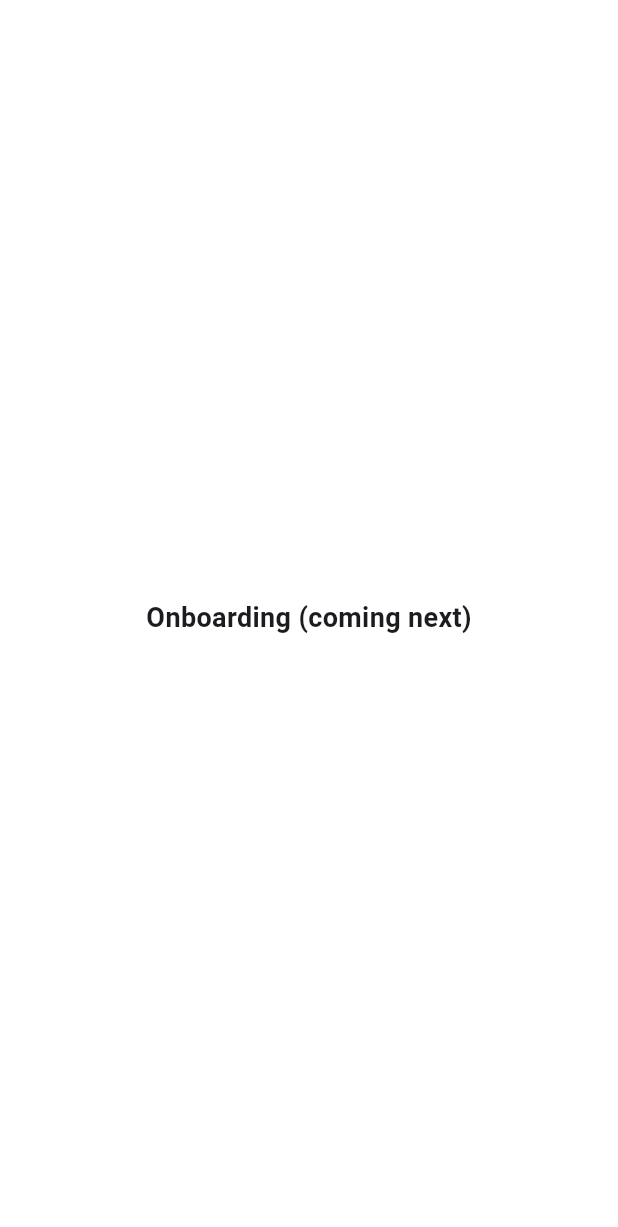
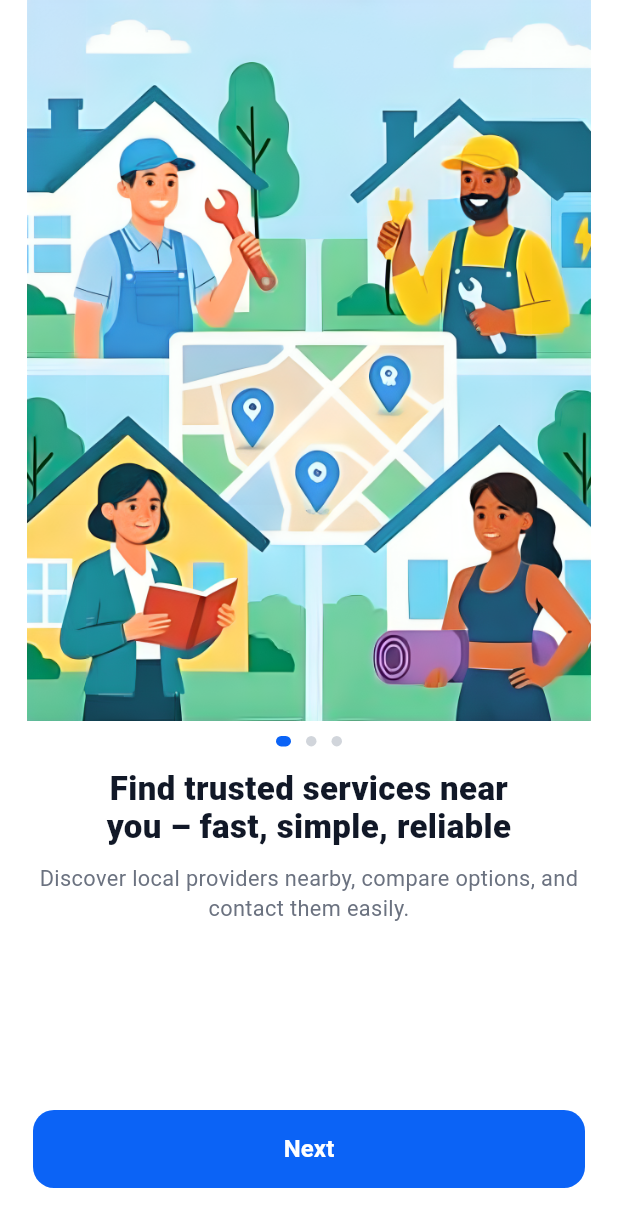
Before and after one commit to rayen-adsi/ALOO_Project, a Flutter app: the screen it shows after launch, on a phone screen of 412 x 824 dp. Shown: the top 1227 px of the screen. Run offline on Flutter 3.47's test engine with Material 3 defaults, Android fonts, the light colour scheme and no system bars; our stand-ins replace shared_preferences.

Commit message:
aloo updates

```diff
--- /dev/null
+++ b/lib/core/storage/local_storage.dart
@@ -0,0 +1,20 @@
+import 'package:shared_preferences/shared_preferences.dart';
+
+class LocalStorage {
+  static const String _onboardingSeenKey = 'onboarding_seen';
+
+  static Future<bool> getOnboardingSeen() async {
+    final prefs = await SharedPreferences.getInstance();
+    return prefs.getBool(_onboardingSeenKey) ?? false;
+  }
+
+  static Future<void> setOnboardingSeen(bool value) async {
+    final prefs = await SharedPreferences.getInstance();
+    await prefs.setBool(_onboardingSeenKey, value);
+  }
+
+  // Useful for testing (optional)
+  static Future<void> resetOnboarding() async {
+    await setOnboardingSeen(false);
+  }
+}
--- a/lib/screens/onboarding_screen.dart
+++ b/lib/screens/onboarding_screen.dart
@@ -1,18 +1,203 @@
 import 'package:flutter/material.dart';
+import '../core/storage/local_storage.dart';
+import 'auth_screen.dart';
 
-class OnboardingScreen extends StatelessWidget {
+class OnboardingScreen extends StatefulWidget {
   const OnboardingScreen({super.key});
 
   @override
+  State<OnboardingScreen> createState() => _OnboardingScreenState();
+}
+
+class _OnboardingScreenState extends State<OnboardingScreen> {
+  final PageController _pageController = PageController();
+  int _index = 0;
+
+  final pages = const [
+    _OnboardingPageData(
+      imagePath: 'assets/images/onboarding1.png',
+      title: 'Find trusted services near\nyou – fast, simple, reliable',
+      subtitle:
+          'Discover local providers nearby, compare options, and contact them easily.',
+      buttonText: 'Next',
+    ),
+    _OnboardingPageData(
+      imagePath: 'assets/images/onboarding2.png',
+      title: 'Chat and book easily',
+      subtitle:
+          'Communicate directly and schedule services with a smooth booking experience.',
+      buttonText: 'Next',
+    ),
+    _OnboardingPageData(
+      imagePath: 'assets/images/onboarding3.png',
+      title: 'Offer your services\nGrow your business',
+      subtitle:
+          'Create your profile, receive requests, and build trust through reviews.',
+      buttonText: 'Get Started',
+    ),
+  ];
+
+  Future<void> _finishOnboarding() async {
+    await LocalStorage.setOnboardingSeen(true);
+
+    if (!mounted) return;
+    Navigator.pushReplacement(
+      context,
+      MaterialPageRoute(builder: (_) => const AuthScreen()),
+    );
+  }
+
+  void _next() {
+    if (_index < pages.length - 1) {
+      _pageController.nextPage(
+        duration: const Duration(milliseconds: 280),
+        curve: Curves.easeOut,
+      );
+    } else {
+      _finishOnboarding();
+    }
+  }
+
+  @override
+  void dispose() {
+    _pageController.dispose();
+    super.dispose();
+  }
+
+  @override
   Widget build(BuildContext context) {
-    return const Scaffold(
+    final data = pages[_index];
+
+    return Scaffold(
       backgroundColor: Colors.white,
-      body: Center(
-        child: Text(
-          'Onboarding (coming next)',
-          style: TextStyle(fontSize: 18, fontWeight: FontWeight.w600),
+      body: SafeArea(
+        child: Column(
+          children: [
+            // Top (illustration)
+            Expanded(
+              flex: 6,
+              child: PageView.builder(
+                controller: _pageController,
+                itemCount: pages.length,
+                onPageChanged: (i) => setState(() => _index = i),
+                itemBuilder: (context, i) {
+                  return Padding(
+                    padding: const EdgeInsets.symmetric(horizontal: 18),
+                    child: Image.asset(
+                      pages[i].imagePath,
+                      fit: BoxFit.contain,
+                    ),
+                  );
+                },
+              ),
+            ),
+
+            // Dots
+            Padding(
+              padding: const EdgeInsets.only(top: 10, bottom: 6),
+              child: Row(
+                mainAxisAlignment: MainAxisAlignment.center,
+                children: List.generate(
+                  pages.length,
+                  (i) => _Dot(active: i == _index),
+                ),
+              ),
+            ),
+
+            // Title + subtitle
+            Expanded(
+              flex: 4,
+              child: Padding(
+                padding: const EdgeInsets.fromLTRB(22, 10, 22, 18),
+                child: Column(
+                  children: [
+                    Text(
+                      data.title,
+                      textAlign: TextAlign.center,
+                      style: const TextStyle(
+                        fontSize: 22,
+                        fontWeight: FontWeight.w800,
+                        height: 1.15,
+                        color: Color(0xFF111827),
+                      ),
+                    ),
+                    const SizedBox(height: 12),
+                    Text(
+                      data.subtitle,
+                      textAlign: TextAlign.center,
+                      style: const TextStyle(
+                        fontSize: 14.5,
+                        height: 1.4,
+                        color: Color(0xFF6B7280),
+                      ),
+                    ),
+                    const Spacer(),
+
+                    // Button
+                    SizedBox(
+                      width: double.infinity,
+                      height: 52,
+                      child: ElevatedButton(
+                        onPressed: _next,
+                        style: ElevatedButton.styleFrom(
+                          backgroundColor: const Color(0xFF0B63F6),
+                          elevation: 0,
+                          shape: RoundedRectangleBorder(
+                            borderRadius: BorderRadius.circular(14),
+                          ),
+                        ),
+                        child: Text(
+                          data.buttonText,
+                          style: const TextStyle(
+                            fontSize: 16,
+                            fontWeight: FontWeight.w700,
+                            color: Colors.white,
+                          ),
+                        ),
+                      ),
+                    ),
+
+                    const SizedBox(height: 14),
+                  ],
+                ),
+              ),
+            ),
+          ],
         ),
       ),
     );
   }
 }
+
+class _Dot extends StatelessWidget {
+  final bool active;
+  const _Dot({required this.active});
+
+  @override
+  Widget build(BuildContext context) {
+    return AnimatedContainer(
+      duration: const Duration(milliseconds: 200),
+      margin: const EdgeInsets.symmetric(horizontal: 5),
+      width: active ? 10 : 7,
+      height: 7,
+      decoration: BoxDecoration(
+        color: active ? const Color(0xFF0B63F6) : const Color(0xFFD1D5DB),
+        borderRadius: BorderRadius.circular(20),
+      ),
+    );
+  }
+}
+
+class _OnboardingPageData {
+  final String imagePath;
+  final String title;
+  final String subtitle;
+  final String buttonText;
+
+  const _OnboardingPageData({
+    required this.imagePath,
+    required this.title,
+    required this.subtitle,
+    required this.buttonText,
+  });
+}
--- a/lib/screens/splash_screen.dart
+++ b/lib/screens/splash_screen.dart
@@ -1,6 +1,7 @@
 import 'dart:async';
 import 'package:flutter/material.dart';
 import 'onboarding_screen.dart';
+import 'app_start.dart';
 
 class SplashScreen extends StatefulWidget {
   const SplashScreen({super.key});
@@ -98,7 +99,7 @@ class _SplashScreenState extends State<SplashScreen>
     // Total splash time = 6 seconds
     Timer(const Duration(seconds: 6), () {
       if (!mounted) return;
-      Navigator.of(context).pushReplacement(_fadeRoute(const OnboardingScreen()));
+      Navigator.of(context).pushReplacement(_fadeRoute(const AppStart()));
     });
   }
 
--- a/pubspec.yaml
+++ b/pubspec.yaml
@@ -30,6 +30,8 @@ environment:
 dependencies:
   flutter:
     sdk: flutter
+
+  shared_preferences: ^2.2.3
 
   # The following adds the Cupertino Icons font to your application.
   # Use with the CupertinoIcons class for iOS style icons.
@@ -93,3 +95,6 @@ flutter:
     - assets/images/logo_pin.png
     - assets/images/logo_left.png
     - assets/images/logo_right.png
+    - assets/images/onboarding1.png
+    - assets/images/onboarding2.png
+    - assets/images/onboarding3.png
```
Also changed, not shown: lib/screens/app_start.dart (added, +51 -0 lines), lib/screens/auth_screen.dart (added, +17 -0 lines), assets/images/onboarding1.png (added), assets/images/onboarding2.png (added), assets/images/onboarding3.png (added), pubspec.lock, 2 other files.
